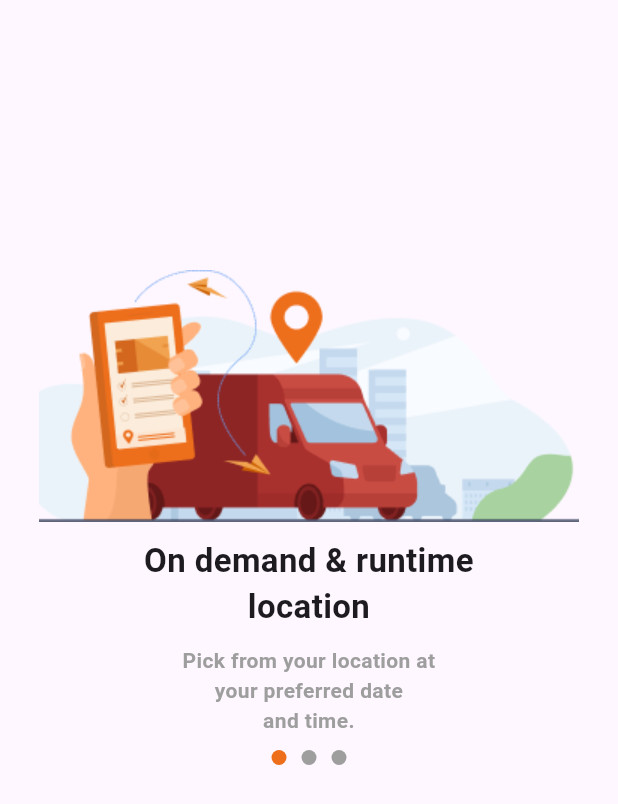
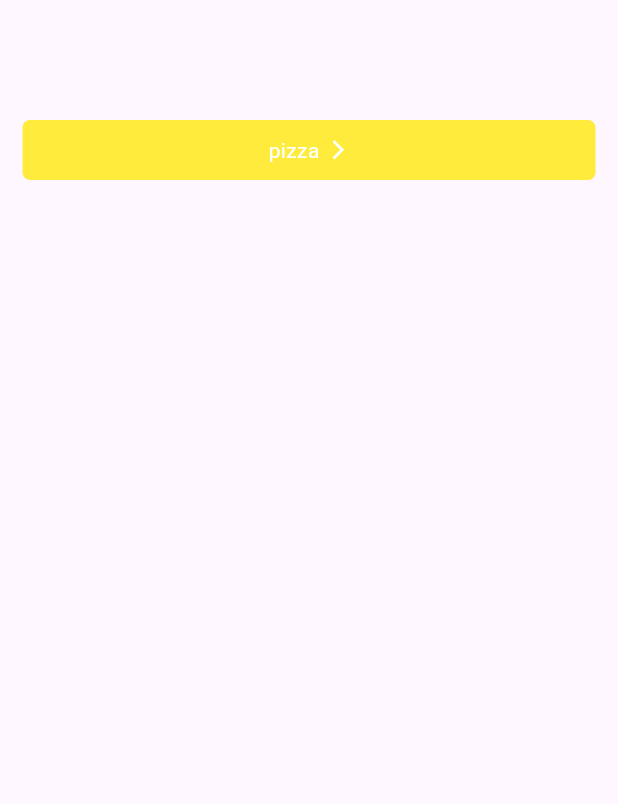
Before and after one commit to Vishal-NodeServer/Pizza-app, a Flutter app: the screen it shows after launch, on a phone screen of 412 x 824 dp. Shown: the top 804 px of the screen. Run offline on Flutter 3.47's test engine with Material 3 defaults, Android fonts, the light colour scheme and no system bars; our stand-ins replace font_awesome_flutter.

Commit message:
something new

```diff
--- a/lib/screens/auth/login_page.dart
+++ b/lib/screens/auth/login_page.dart
@@ -81,6 +81,7 @@ class _LoginPageState extends State<LoginPage> {
                         MaterialPageRoute(
                             builder: (context) => const MainScreen()));
                   },
+                  color: Colors.yellow,
                 ),
                 const SizedBox(
                   height: 20,
--- a/lib/screens/auth/sign_up_page.dart
+++ b/lib/screens/auth/sign_up_page.dart
@@ -96,6 +96,7 @@ class _SignUpPageState extends State<SignUpPage> {
                         MaterialPageRoute(builder: (_) => const MainScreen()),
                         (route) => false);
                   },
+                  color: Colors.yellow,
                 ),
                 const SizedBox(
                   height: 20,
--- a/lib/screens/main/nav_pages/home/home_category/food/food_detail_page.dart
+++ b/lib/screens/main/nav_pages/home/home_category/food/food_detail_page.dart
@@ -57,7 +57,8 @@ class _FoodDetailPageState extends State<FoodDetailPage> {
               children: [
                 Text(
                   "${widget.data['title']}",
-                  style: const TextStyle(fontSize: 22, fontWeight: FontWeight.bold),
+                  style: const TextStyle(
+                      fontSize: 22, fontWeight: FontWeight.bold),
                 ),
                 Row(
                   children: [
@@ -201,10 +202,13 @@ class _FoodDetailPageState extends State<FoodDetailPage> {
                     const SnackBar(content: Text("Item added to cart")));
                 Navigator.pop(context);
               },
+              color: Colors.yellow,
             ),
           ],
         ),
       ),
     );
   }
+
+  Null get newMethod => null;
 }
--- a/lib/screens/onboarding/onboarding_entity.dart
+++ b/lib/screens/onboarding/onboarding_entity.dart
@@ -1,4 +1,3 @@
-
 class OnBoardingEntity {
   final String? image;
   final String? title;
@@ -8,19 +7,9 @@ class OnBoardingEntity {
 
   static List<OnBoardingEntity> onBoardingData = [
     OnBoardingEntity(
-        image: "onboarding_1.png",
-        title: "On demand & runtime\nlocation",
-        description: "Pick from your location at\nyour preferred date\nand time."
-    ),
-    OnBoardingEntity(
-        image: "onboarding_2.png",
-        title: "Anything, anytime,\nanywhere.",
-        description: "Whether it's a parcel, a cheque or\nan important doc, we'll parcel."
-    ),
-    OnBoardingEntity(
         image: "onboarding_3.png",
         title: "Live track\nyour shipments",
-        description: "See a realtime view of your courier\non the map on the day of delivery."
-    ),
+        description:
+            "See a realtime view of your courier\non the map on the day of delivery."),
   ];
 }
--- a/lib/screens/onboarding/onboarding_screen.dart
+++ b/lib/screens/onboarding/onboarding_screen.dart
@@ -1,7 +1,7 @@
 import 'package:flutter/material.dart';
 import 'package:food_prime_app/screens/auth/login_page.dart';
 import 'package:food_prime_app/screens/onboarding/onboarding_entity.dart';
-import 'package:food_prime_app/theme/style.dart';
+
 import 'package:food_prime_app/widgets/button_container_widget.dart';
 
 class OnBoardingScreen extends StatefulWidget {
@@ -25,76 +25,12 @@ class _OnBoardingScreenState extends State<OnBoardingScreen> {
               child: Column(
                 children: [
                   // Image.asset("assets/word_app_logo.png"),
-                  const SizedBox(
-                    height: 100,
-                  ),
-                  Image.asset("assets/${onBoardingData[index].image}"),
-                  const SizedBox(
-                    height: 10,
-                  ),
-                  Text(
-                    "${onBoardingData[index].title}",
-                    textAlign: TextAlign.center,
-                    style: const TextStyle(
-                        fontSize: 22, fontWeight: FontWeight.bold),
-                  ),
-                  const SizedBox(
-                    height: 10,
-                  ),
-                  Text(
-                    "${onBoardingData[index].description}",
-                    textAlign: TextAlign.center,
-                    style: const TextStyle(
-                        fontSize: 14,
-                        fontWeight: FontWeight.bold,
-                        color: Colors.grey),
-                  ),
-                  const SizedBox(
-                    height: 10,
-                  ),
-                  Row(
-                    mainAxisAlignment: MainAxisAlignment.center,
-                    children: [
-                      Container(
-                        width: 10,
-                        height: 10,
-                        decoration: BoxDecoration(
-                            color:
-                                index == 0 ? primaryColorED6E1B : Colors.grey,
-                            shape: BoxShape.circle),
-                      ),
-                      const SizedBox(
-                        width: 10,
-                      ),
-                      Container(
-                        width: 10,
-                        height: 10,
-                        decoration: BoxDecoration(
-                            color:
-                                index == 1 ? primaryColorED6E1B : Colors.grey,
-                            shape: BoxShape.circle),
-                      ),
-                      const SizedBox(
-                        width: 10,
-                      ),
-                      Container(
-                        width: 10,
-                        height: 10,
-                        decoration: BoxDecoration(
-                            color:
-                                index == 2 ? primaryColorED6E1B : Colors.grey,
-                            shape: BoxShape.circle),
-                      ),
-                    ],
-                  ),
-                  const SizedBox(
-                    height: 10,
-                  ),
-                  index == 2
+
+                  index == 0
                       ? Padding(
                           padding: const EdgeInsets.symmetric(horizontal: 15.0),
                           child: ButtonContainerWidget(
-                            title: "Get Started",
+                            title: "pizza",
                             hasIcon: true,
                             icon: Icons.arrow_forward_ios,
                             onTap: () {
@@ -105,6 +41,7 @@ class _OnBoardingScreenState extends State<OnBoardingScreen> {
                                 (route) => false,
                               );
                             },
+                            color: Colors.yellow,
                           ),
                         )
                       : Container(),
--- a/lib/theme/style.dart
+++ b/lib/theme/style.dart
@@ -1,7 +1,6 @@
-
 import 'package:flutter/material.dart';
 
-const primaryColorED6E1B = Color(0xFFED6E1B);
+const primaryColorED6E1B = Colors.yellow;
 const whiteColor = Colors.white;
 const redColor = Color(0xFFE41D1A);
 const lightGreyColor = Color(0xFFEDEDED);
--- a/lib/widgets/button_container_widget.dart
+++ b/lib/widgets/button_container_widget.dart
@@ -10,7 +10,7 @@ class ButtonContainerWidget extends StatelessWidget {
   final VoidCallback? onTap;
   final bool? hasIcon;
   final IconData? icon;
-  const ButtonContainerWidget({Key? key, this.width=double.infinity, this.height=40, required this.title, this.onTap, this.hasIcon=false, this.icon}) : super(key: key);
+  const ButtonContainerWidget({Key? key, this.width=double.infinity, this.height=40, required this.title, this.onTap, this.hasIcon=false, this.icon, required MaterialColor color}) : super(key: key);
 
   @override
   Widget build(BuildContext context) {
--- a/pubspec.yaml
+++ b/pubspec.yaml
@@ -92,6 +92,7 @@ flutter:
   # For details regarding fonts from package dependencies,
   # see https://flutter.dev/custom-fonts/#from-packages
   assets:
+    - assets/pizza_logo.png
     - assets/app_image_1.png
     - assets/app_image_2.png
     - assets/app_image_3.png
```
Also changed, not shown: lib/screens/main/main_screen.dart (+12 -11 lines), lib/screens/main/nav_pages/cart/cart_page.dart (+44 -33 lines), lib/screens/main/nav_pages/home/home_category/food/food_main_page.dart (+0 -24 lines), lib/screens/main/nav_pages/home/home_category/grocery_and_fruit/grocery_and_fruit_main_page.dart (deleted, +0 -295 lines), lib/screens/main/nav_pages/home/home_page.dart (+21 -41 lines), lib/screens/search/search_page.dart (deleted, +0 -128 lines), lib/screens/splash/splash_screen.dart (+8 -4 lines), lib/screens/main/nav_pages/home/home_category/grocery_and_fruit/grocery_and_fruit_detail_page.dart (deleted), 2 other files.
